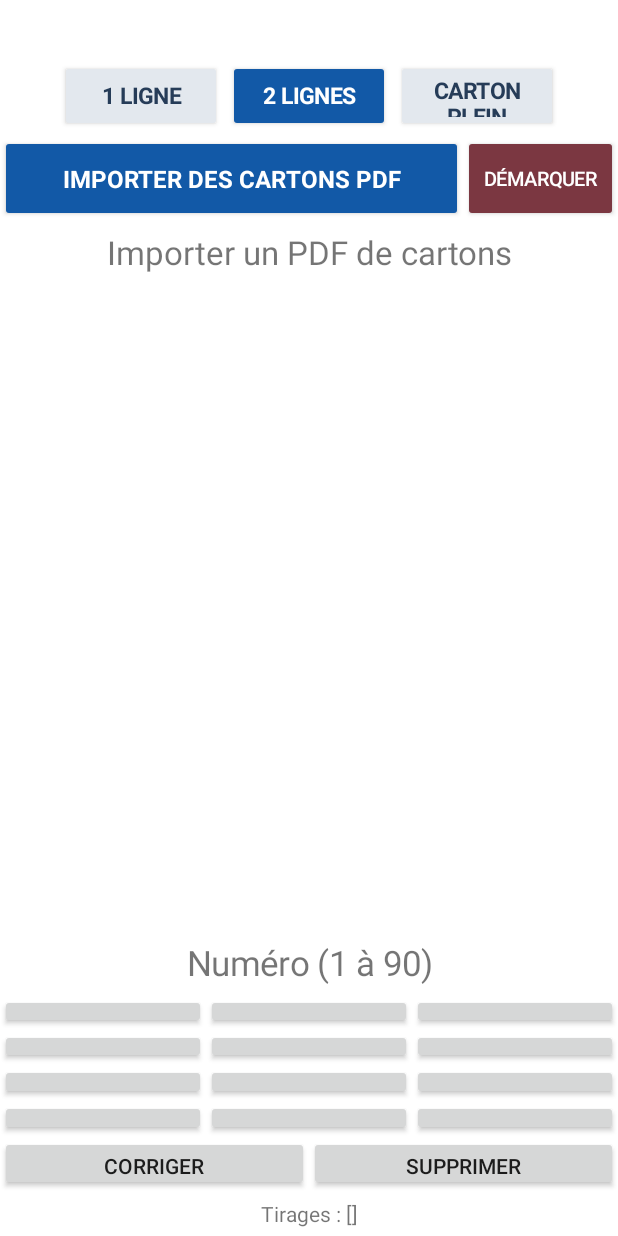
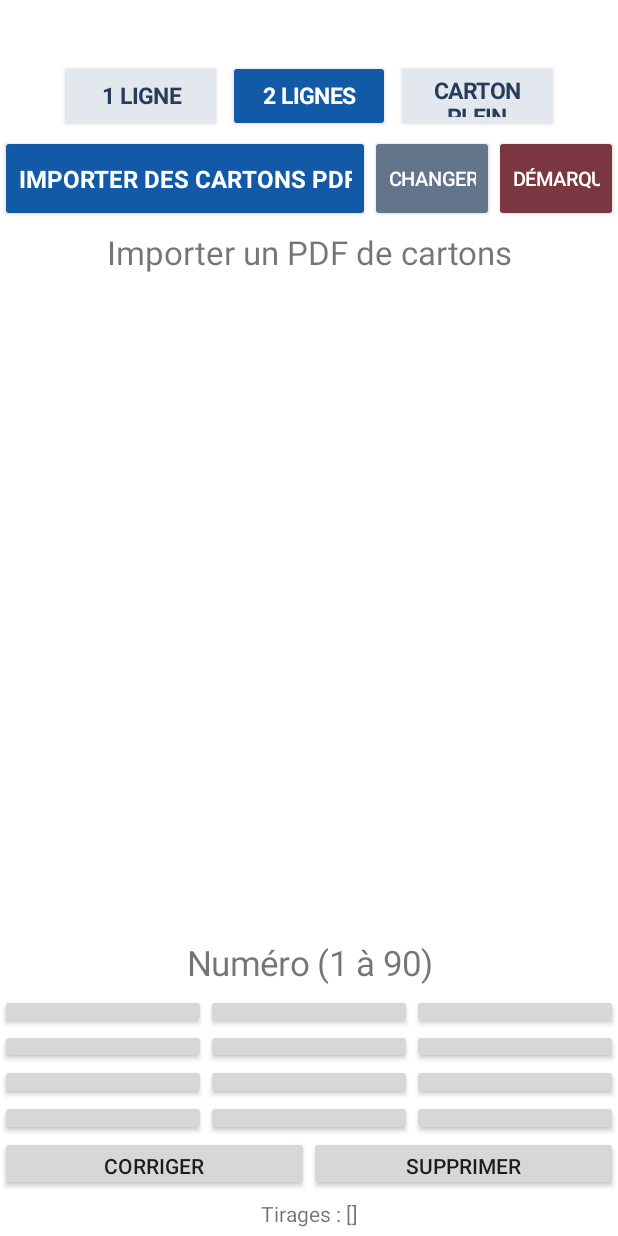
Before and after one commit to Sbxnumerik/Cartonsloto, an Android app: the screen it shows after launch (MainActivity), after a tap on "IMPORTER DES CARTONS PDF", on a phone screen of 412 x 824 dp. Run offline under Robolectric (Android 15) with nearby library versions, the phone set to English and light mode, and no system bars; 2 other taps on this screen came first.

Commit message:
Add change sheet button to replace imported cards while retaining drawn numbers

```diff
--- a/app/src/main/java/fr/loto/cartons/MainActivity.java
+++ b/app/src/main/java/fr/loto/cartons/MainActivity.java
@@ -1,14 +1,14 @@
 package fr.loto.cartons;
 import android.graphics.Color;import android.graphics.Typeface;import android.graphics.drawable.GradientDrawable;import android.app.*;import android.os.*;import android.content.*;import android.net.Uri;import android.view.*;import android.widget.*;import org.json.*;import java.util.*;
 public class MainActivity extends Activity {
- Game game=new Game(); LinearLayout root,cards,entry; TextView input;String digits="";static final int PICK=12; boolean startupPromptVisible=true; final Handler promptHandler=new Handler(Looper.getMainLooper());
+ Game game=new Game(); LinearLayout root,cards,entry; TextView input;String digits="";static final int PICK=12,PICK_REPLACE=13; boolean startupPromptVisible=true; final Handler promptHandler=new Handler(Looper.getMainLooper());
  @Override public void onCreate(Bundle b){super.onCreate(b);getWindow().addFlags(128);load();render();promptHandler.postDelayed(()->{startupPromptVisible=false;render();},30000);}
  TextView text(String s,int size){TextView t=new TextView(this);t.setText(s);t.setTextSize(size);t.setGravity(Gravity.CENTER);t.setPadding(5,8,5,8);return t;}
  Button button(String s,Runnable r){Button b=new Button(this);b.setText(s);b.setAllCaps(false);b.setOnClickListener(v->r.run());return b;}
  int dp(int n){return (int)(n*getResources().getDisplayMetrics().density+0.5f);}
  GradientDrawable bg(int color,int stroke){GradientDrawable d=new GradientDrawable();d.setColor(color);d.setStroke(dp(1),stroke);d.setCornerRadius(dp(2));return d;}
  void render(){root=new LinearLayout(this);root.setOrientation(1);root.setBackgroundColor(Color.WHITE);setContentView(root);LinearLayout modes=new LinearLayout(this);modes.setPadding(dp(38),dp(38),dp(38),0);root.addView(modes,new LinearLayout.LayoutParams(-1,dp(90)));for(int i=1;i<=3;i++){final int m=i;Button stage=button(i==1?"1 LIGNE":i==2?"2 LIGNES":"CARTON PLEIN",()->{if(game.mode!=m){game.mode=m;save();render();}});stage.setTextSize(15);stage.setTypeface(null,Typeface.BOLD);stage.setTextColor(game.mode==m?Color.WHITE:0xff263c58);stage.setBackgroundTintList(android.content.res.ColorStateList.valueOf(game.mode==m?0xff1259a7:0xffe3e8ee));LinearLayout.LayoutParams mp=new LinearLayout.LayoutParams(0,-1,1);mp.setMargins(dp(2),dp(2),dp(2),dp(2));modes.addView(stage,mp);}
- LinearLayout toolbar=new LinearLayout(this);root.addView(toolbar,new LinearLayout.LayoutParams(-1,dp(58)));Button browse=button("IMPORTER DES CARTONS PDF",()->openPdfPicker());browse.setTextSize(16);browse.setTypeface(null,Typeface.BOLD);browse.setSingleLine(true);browse.setBackgroundTintList(android.content.res.ColorStateList.valueOf(0xff1259a7));browse.setTextColor(Color.WHITE);toolbar.addView(browse,new LinearLayout.LayoutParams(0,-1,3));Button reset=button("DÉMARQUER",()->new AlertDialog.Builder(this).setTitle("Effacer tous les tirages ?").setNegativeButton("Annuler",null).setPositiveButton("Confirmer",(dialog,which)->{game.clear();game.mode=1;save();render();}).show());reset.setTextSize(13);reset.setSingleLine(true);reset.setTextColor(Color.WHITE);reset.setBackgroundTintList(android.content.res.ColorStateList.valueOf(0xff7b3741));toolbar.addView(reset,new LinearLayout.LayoutParams(0,-1,1));
+ LinearLayout toolbar=new LinearLayout(this);root.addView(toolbar,new LinearLayout.LayoutParams(-1,dp(58)));Button browse=button("IMPORTER DES CARTONS PDF",()->openPdfPicker());browse.setTextSize(16);browse.setTypeface(null,Typeface.BOLD);browse.setSingleLine(true);browse.setBackgroundTintList(android.content.res.ColorStateList.valueOf(0xff1259a7));browse.setTextColor(Color.WHITE);toolbar.addView(browse,new LinearLayout.LayoutParams(0,-1,3));Button change=button("CHANGER DE FEUILLE",()->openPdfPicker(true));change.setTextSize(13);change.setSingleLine(true);change.setTextColor(Color.WHITE);change.setBackgroundTintList(android.content.res.ColorStateList.valueOf(0xff64748b));toolbar.addView(change,new LinearLayout.LayoutParams(0,-1,1));Button reset=button("DÉMARQUER",()->new AlertDialog.Builder(this).setTitle("Effacer tous les tirages ?").setNegativeButton("Annuler",null).setPositiveButton("Confirmer",(dialog,which)->{game.clear();game.mode=1;save();render();}).show());reset.setTextSize(13);reset.setSingleLine(true);reset.setTextColor(Color.WHITE);reset.setBackgroundTintList(android.content.res.ColorStateList.valueOf(0xff7b3741));toolbar.addView(reset,new LinearLayout.LayoutParams(0,-1,1));
  boolean wide=getResources().getConfiguration().orientation==2;LinearLayout body=new LinearLayout(this);body.setOrientation(wide?0:1);root.addView(body,new LinearLayout.LayoutParams(-1,0,1));
  ScrollView scroll=new ScrollView(this);cards=new LinearLayout(this);cards.setOrientation(1);scroll.addView(cards);body.addView(scroll,new LinearLayout.LayoutParams(wide?0:-1,wide?-1:0,7));
  entry=new LinearLayout(this);entry.setOrientation(1);body.addView(entry,new LinearLayout.LayoutParams(wide?0:-1,wide?-1:0,3));
@@ -33,9 +33,9 @@ public class MainActivity extends Activity {
   LinearLayout.LayoutParams outer=new LinearLayout.LayoutParams(-1,-2);outer.setMargins(dp(4),dp(5),dp(4),dp(7));box.setLayoutParams(outer);return box;
  }
  void checkWin(){for(Game.Card c:game.cards)if(game.winner(c)&&!game.acknowledged.contains(game.winKey(c))){new AlertDialog.Builder(this).setTitle("GAGNANT ! Carton "+c.id).setView(cardView(c,true)).setCancelable(false).setPositiveButton("VÉRIFICATION OK",(d,w)->{game.acknowledged.add(game.winKey(c));save();render();}).show();break;}}
- void openPdfPicker(){try{Intent i=new Intent(Intent.ACTION_OPEN_DOCUMENT);i.addCategory(Intent.CATEGORY_OPENABLE);i.setType("application/pdf");i.addFlags(Intent.FLAG_GRANT_READ_URI_PERMISSION|Intent.FLAG_GRANT_PERSISTABLE_URI_PERMISSION);startActivityForResult(i,PICK);}catch(Exception e){try{Intent i=new Intent(Intent.ACTION_GET_CONTENT);i.setType("application/pdf");i.addCategory(Intent.CATEGORY_OPENABLE);startActivityForResult(Intent.createChooser(i,"Choisir un PDF dans la tablette"),PICK);}catch(Exception ex){new AlertDialog.Builder(this).setTitle("Explorateur indisponible").setMessage(ex.getMessage()).setPositiveButton("OK",null).show();}}}
+ void openPdfPicker(){openPdfPicker(false);}void openPdfPicker(boolean replace){int request=replace?PICK_REPLACE:PICK;try{Intent i=new Intent(Intent.ACTION_OPEN_DOCUMENT);i.addCategory(Intent.CATEGORY_OPENABLE);i.setType("application/pdf");i.addFlags(Intent.FLAG_GRANT_READ_URI_PERMISSION|Intent.FLAG_GRANT_PERSISTABLE_URI_PERMISSION);startActivityForResult(i,request);}catch(Exception e){try{Intent i=new Intent(Intent.ACTION_GET_CONTENT);i.setType("application/pdf");i.addCategory(Intent.CATEGORY_OPENABLE);startActivityForResult(Intent.createChooser(i,"Choisir un PDF dans la tablette"),request);}catch(Exception ex){new AlertDialog.Builder(this).setTitle("Explorateur indisponible").setMessage(ex.getMessage()).setPositiveButton("OK",null).show();}}}
  void toast(String s){Toast.makeText(this,s,Toast.LENGTH_LONG).show();}
- @Override protected void onActivityResult(int request,int result,Intent data){super.onActivityResult(request,result,data);if(request!=PICK||result!=RESULT_OK||data==null)return;Uri uri=data.getData();if(uri==null){toast("Aucun fichier sélectionné");return;}try{getContentResolver().takePersistableUriPermission(uri,Intent.FLAG_GRANT_READ_URI_PERMISSION);}catch(Exception ignored){}new Thread(()->{try{ArrayList<Game.Card> imported=PdfImporter.read(this,uri);runOnUiThread(()->{int added=0;for(Game.Card c:imported){boolean exists=false;for(Game.Card x:game.cards)if(x.id.equals(c.id))exists=true;if(!exists){game.cards.add(c);added++;}}save();render();toast(added+" cartons importés. Vérifie leur contenu.");});}catch(Exception e){runOnUiThread(()->new AlertDialog.Builder(this).setTitle("Import impossible").setMessage(e.getMessage()).setPositiveButton("OK",null).show());}}).start();}
+ @Override protected void onActivityResult(int request,int result,Intent data){super.onActivityResult(request,result,data);if((request!=PICK&&request!=PICK_REPLACE)||result!=RESULT_OK||data==null)return;final boolean replacing=request==PICK_REPLACE;Uri uri=data.getData();if(uri==null){toast("Aucun fichier sélectionné");return;}try{getContentResolver().takePersistableUriPermission(uri,Intent.FLAG_GRANT_READ_URI_PERMISSION);}catch(Exception ignored){}new Thread(()->{try{ArrayList<Game.Card> imported=PdfImporter.read(this,uri);runOnUiThread(()->{if(replacing){if(imported.isEmpty()){toast("Aucun carton trouvé : feuille précédente conservée");return;}game.cards.clear();game.acknowledged.clear();}int added=0;for(Game.Card c:imported){boolean exists=false;for(Game.Card x:game.cards)if(x.id.equals(c.id))exists=true;if(!exists){game.cards.add(c);added++;}}save();render();toast(added+" cartons importés. Vérifie leur contenu.");});}catch(Exception e){runOnUiThread(()->new AlertDialog.Builder(this).setTitle("Import impossible").setMessage(e.getMessage()).setPositiveButton("OK",null).show());}}).start();}
  void save(){try{JSONObject o=new JSONObject();o.put("mode",game.mode);JSONArray cs=new JSONArray();for(Game.Card c:game.cards){JSONObject j=new JSONObject();j.put("id",c.id);JSONArray rows=new JSONArray();for(int[] row:c.grid){JSONArray nums=new JSONArray();for(int n:row)nums.put(n);rows.put(nums);}j.put("grid",rows);cs.put(j);}o.put("cards",cs);o.put("drawn",new JSONArray(game.drawn));o.put("ack",new JSONArray(game.acknowledged));getPreferences(0).edit().putString("state",o.toString()).apply();}catch(Exception ignored){}}
  void load(){try{JSONObject o=new JSONObject(getPreferences(0).getString("state","{}"));game.mode=o.optInt("mode",1);JSONArray cs=o.optJSONArray("cards");if(cs!=null)for(int i=0;i<cs.length();i++){JSONObject j=cs.getJSONObject(i);Game.Card c=new Game.Card(j.getString("id"));JSONArray rows=j.getJSONArray("grid");for(int r=0;r<3;r++)for(int k=0;k<9;k++)c.grid[r][k]=rows.getJSONArray(r).getInt(k);game.cards.add(c);}JSONArray d=o.optJSONArray("drawn");if(d!=null)for(int i=0;i<d.length();i++)game.drawn.add(d.getInt(i));JSONArray a=o.optJSONArray("ack");if(a!=null)for(int i=0;i<a.length();i++)game.acknowledged.add(a.getString(i));}catch(Exception ignored){}}
 }
```
